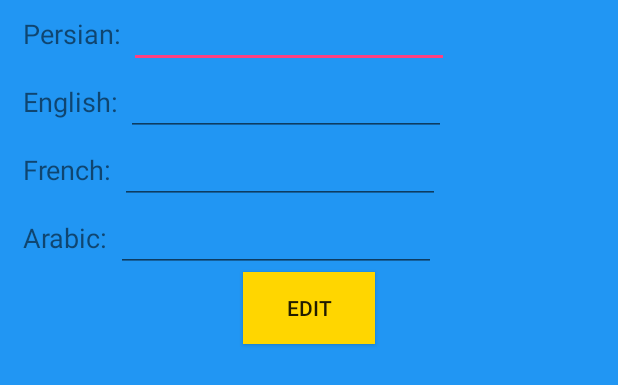
After one commit to MasoudBNJ/android-dictionary-zm, an Android app: the layout fragment_edit.xml on its own in the app's theme, with its tools: preview values and no code run, on a phone screen of 412 x 824 dp. The commit adds this screen. Shown: the top 385 px of the screen. Run offline under Robolectric (Android 15) with nearby library versions, the phone set to English and light mode, and no system bars.

Commit message:
add property delete and edit but have little bug

```diff
--- a/app/build.gradle
+++ b/app/build.gradle
@@ -27,5 +27,6 @@ dependencies {
     compile 'com.android.support:appcompat-v7:25.3.1'
     compile 'com.android.support:design:25.3.1'
     compile 'com.android.support:support-v4:25.3.1'
+    compile 'com.android.support.constraint:constraint-layout:1.0.0-alpha7'
     testCompile 'junit:junit:4.12'
 }
--- a/app/src/main/AndroidManifest.xml
+++ b/app/src/main/AndroidManifest.xml
@@ -16,6 +16,7 @@
                 <category android:name="android.intent.category.LAUNCHER" />
             </intent-filter>
         </activity>
+        <activity android:name=".EditActivity"></activity>
     </application>
 
 </manifest>
--- /dev/null
+++ b/app/src/main/res/layout/fragment_edit.xml
@@ -0,0 +1,135 @@
+<LinearLayout xmlns:android="http://schemas.android.com/apk/res/android"
+    xmlns:tools="http://schemas.android.com/tools"
+    android:layout_width="match_parent"
+    android:layout_height="match_parent"
+    tools:context="org.maktab.masoudbn.dictionary.AddFragment">
+
+
+    <LinearLayout
+        android:layout_width="match_parent"
+        android:layout_height="match_parent"
+        android:background="@color/colorBlue"
+        android:orientation="vertical"
+        android:visibility="visible">
+
+        <LinearLayout
+            android:layout_width="wrap_content"
+            android:layout_height="wrap_content">
+
+
+            <TextView
+                android:id="@+id/persian_word"
+                android:layout_width="wrap_content"
+                android:layout_height="wrap_content"
+                android:layout_marginLeft="15dp"
+                android:layout_marginStart="15dp"
+                android:layout_weight="1"
+                android:text="@string/persian"
+                android:textSize="18sp" />
+
+            <EditText
+                android:id="@+id/edt_persian_word"
+                android:layout_width="match_parent"
+                android:layout_height="wrap_content"
+                android:layout_marginEnd="10dp"
+                android:layout_marginLeft="5dp"
+                android:layout_marginRight="10dp"
+                android:layout_marginStart="5dp"
+                android:layout_weight="2"
+                android:ems="10"
+                android:inputType="textPersonName" />
+        </LinearLayout>
+
+        <LinearLayout
+            android:layout_width="wrap_content"
+            android:layout_height="wrap_content">
+
+            <TextView
+                android:id="@+id/english_word"
+                android:layout_width="wrap_content"
+                android:layout_height="wrap_content"
+                android:layout_marginLeft="15dp"
+                android:layout_marginStart="15dp"
+                android:layout_weight="1"
+                android:text="@string/english"
+                android:textSize="18sp" />
+
+            <EditText
+                android:id="@+id/edt_english_word"
+                android:layout_width="match_parent"
+                android:layout_height="wrap_content"
+                android:layout_marginEnd="10dp"
+                android:layout_marginLeft="5dp"
+                android:layout_marginRight="10dp"
+                android:layout_marginStart="5dp"
+                android:layout_weight="1"
+                android:ems="10"
+                android:inputType="textPersonName" />
+        </LinearLayout>
+
+        <LinearLayout
+            android:layout_width="wrap_content"
+            android:layout_height="wrap_content">
+
+            <TextView
+                android:id="@+id/french_word"
+                android:layout_width="wrap_content"
+                android:layout_height="wrap_content"
+                android:layout_marginLeft="15dp"
+                android:layout_marginStart="15dp"
+                android:layout_weight="1"
+                android:text="@string/french"
+                android:textSize="18sp" />
+
+            <EditText
+                android:id="@+id/edt_french_word"
+                android:layout_width="match_parent"
+                android:layout_height="wrap_content"
+                android:layout_marginEnd="10dp"
+                android:layout_marginLeft="5dp"
+                android:layout_marginRight="10dp"
+                android:layout_marginStart="5dp"
+                android:layout_weight="1"
+                android:ems="10"
+                android:inputType="textPersonName" />
+        </LinearLayout>
+
+        <LinearLayout
+            android:layout_width="wrap_content"
+            android:layout_height="wrap_content">
+
+            <TextView
+                android:id="@+id/arabic_word"
+                android:layout_width="wrap_content"
+                android:layout_height="wrap_content"
+                android:layout_marginLeft="15dp"
+                android:layout_marginStart="15dp"
+                android:layout_weight="1"
+                android:text="@string/arabic"
+                android:textSize="18sp" />
+
+            <EditText
+                android:id="@+id/edt_arabic_word"
+                android:layout_width="match_parent"
+                android:layout_height="wrap_content"
+                android:layout_marginEnd="10dp"
+                android:layout_marginLeft="5dp"
+                android:layout_marginRight="10dp"
+                android:layout_marginStart="5dp"
+                android:layout_weight="1"
+                android:ems="10"
+                android:inputType="textPersonName" />
+
+        </LinearLayout>
+
+        <Button
+            android:id="@+id/btn_add"
+            android:layout_width="wrap_content"
+            android:layout_height="wrap_content"
+            android:layout_gravity="bottom|center_horizontal"
+            android:background="@color/colorOrange"
+            android:foregroundGravity="bottom"
+            android:text="@string/btnedit" />
+    </LinearLayout>
+
+</LinearLayout>
--- a/app/src/main/res/values/colors.xml
+++ b/app/src/main/res/values/colors.xml
@@ -9,4 +9,6 @@
     <color name="colorBlue">#2196F3</color>
     <color name="colorIndigo">#3F51B5</color>
     <color name="colorOrange">#FFD600</color>
+    <color name="colorGreen">#54C545</color>
+    <color name="colorwhite">#FFf</color>
 </resources>
--- a/app/src/main/res/values/strings.xml
+++ b/app/src/main/res/values/strings.xml
@@ -8,6 +8,7 @@
     <string name="french">French:</string>
     <string name="persian">Persian:</string>
     <string name="btnadd">Add</string>
+    <string name="btnedit">Edit</string>
     <string name="name">Name</string>
 
     <string name="to_arabic">Arabic</string>
@@ -16,4 +17,5 @@
     <string name="to_persian">Persian</string>
 
     <string name="add_toast">The word added to dictionary.</string>
+    <string name="edit_toast">The word edited to dictionary.</string>
 </resources>
```
Also changed, not shown: app/src/main/java/org/maktab/masoudbn/dictionary/EditActivity.java (added, +22 -0 lines), app/src/main/java/org/maktab/masoudbn/dictionary/EditDeleteFragment.java (added, +81 -0 lines), app/src/main/java/org/maktab/masoudbn/dictionary/EditFragment.java (added, +56 -0 lines), app/src/main/java/org/maktab/masoudbn/dictionary/WordListFragment.java (+30 -18 lines), app/src/main/res/layout/activity_edit.xml (added, +9 -0 lines), app/src/main/res/layout/fragment_edit_delete.xml (added, +23 -0 lines).
